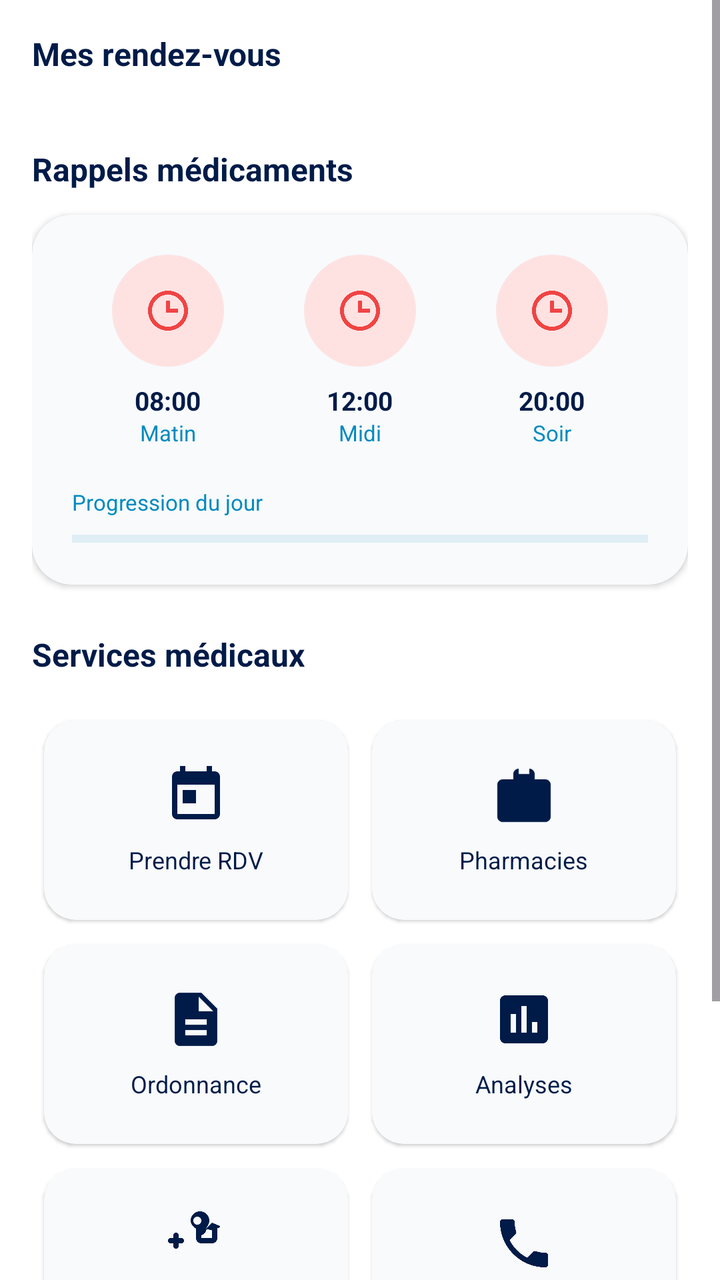
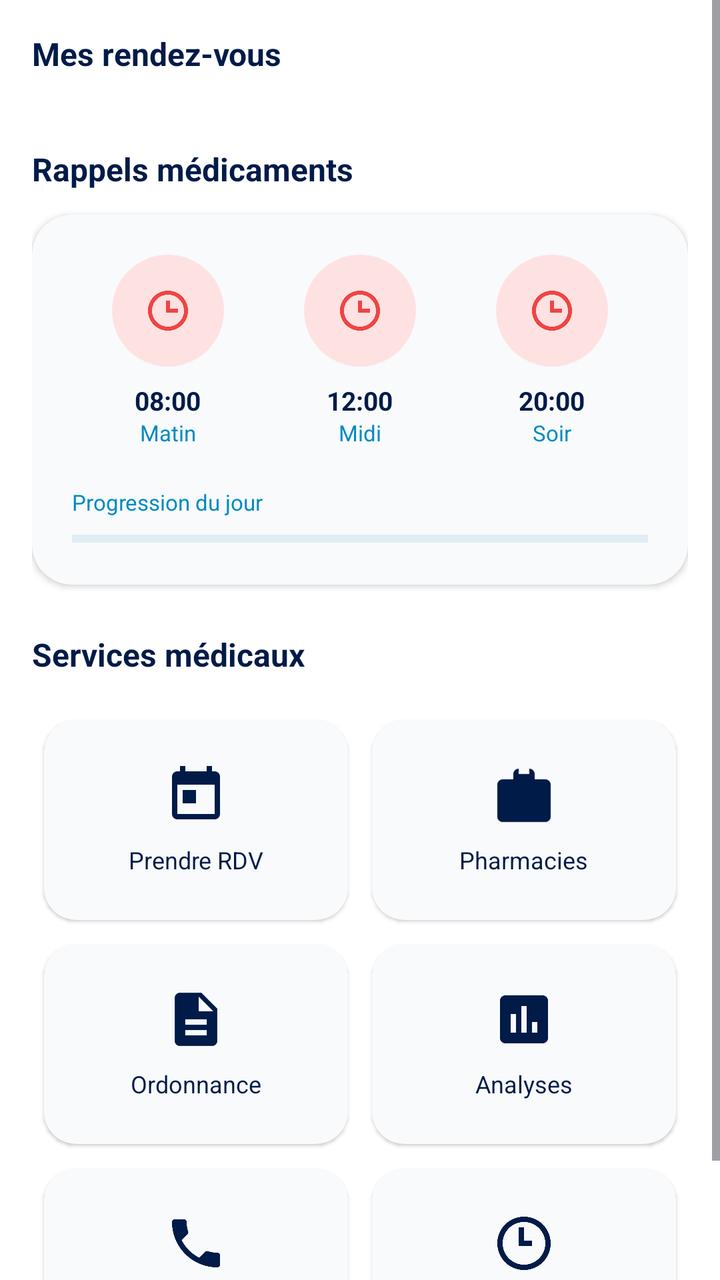

An Android layout rendered at two revisions. The XML below is the earlier revision; the diff shows what the commit changed to produce the second picture.
<!-- AndroidManifest.xml: application theme Theme.Se77a -->
<!-- res/layout/fragment_tracking.xml -->
<?xml version="1.0" encoding="utf-8"?>
<ScrollView xmlns:android="http://schemas.android.com/apk/res/android"
    xmlns:app="http://schemas.android.com/apk/res-auto"
    android:layout_width="match_parent"
    android:layout_height="match_parent"
    android:background="@color/white"
    android:fillViewport="true">

    <LinearLayout
        android:layout_width="match_parent"
        android:layout_height="wrap_content"
        android:orientation="vertical"
        android:padding="16dp">

        <TextView
            android:layout_width="wrap_content"
            android:layout_height="wrap_content"
            android:text="Mes rendez-vous"
            android:textSize="16sp"
            android:textStyle="bold"
            android:textColor="@color/blue_dark_1"
            android:layout_marginBottom="12dp"/>

        <androidx.recyclerview.widget.RecyclerView
            android:id="@+id/rv_next_appointments"
            android:layout_width="match_parent"
            android:layout_height="wrap_content"
            android:layout_marginBottom="24dp"
            android:clipToPadding="false"
            android:scrollbars="none" />

        <TextView
            android:layout_width="wrap_content"
            android:layout_height="wrap_content"
            android:text="Rappels médicaments"
            android:textSize="16sp"
            android:textStyle="bold"
            android:textColor="@color/blue_dark_1"
            android:layout_marginBottom="12dp"/>

        <androidx.cardview.widget.CardView
            android:id="@+id/card_medication_reminder"
            android:layout_width="match_parent"
            android:layout_height="wrap_content"
            android:layout_marginBottom="24dp"
            app:cardCornerRadius="20dp"
            app:cardElevation="2dp"
            app:cardBackgroundColor="#F8FAFC">

            <LinearLayout
                android:layout_width="match_parent"
                android:layout_height="wrap_content"
                android:orientation="vertical"
                android:padding="20dp">

                <LinearLayout
                    android:layout_width="match_parent"
                    android:layout_height="wrap_content"
                    android:orientation="horizontal"
                    android:gravity="center"
                    android:layout_marginBottom="20dp">

                    <LinearLayout
                        android:id="@+id/card_morning"
                        android:layout_width="0dp"
                        android:layout_height="wrap_content"
                        android:layout_weight="1"
                        android:orientation="vertical"
                        android:gravity="center"
                        android:clickable="true"
                        android:focusable="true"
                        android:background="?android:attr/selectableItemBackground">

                        <View
                            android:id="@+id/view_morning_indicator"
                            android:layout_width="56dp"
                            android:layout_height="56dp"
                            android:background="@drawable/bg_med_pending"/>

                        <TextView
                            android:id="@+id/tv_morning_time"
                            android:layout_width="wrap_content"
                            android:layout_height="wrap_content"
                            android:text="08:00"
                            android:textColor="@color/blue_dark_1"
                            android:textSize="13sp"
                            android:textStyle="bold"
                            android:layout_marginTop="8dp"/>

                        <TextView
                            android:layout_width="wrap_content"
                            android:layout_height="wrap_content"
                            android:text="Matin"
                            android:textColor="@color/blue_medium"
                            android:textSize="11sp"/>
                    </LinearLayout>

                    <LinearLayout
                        android:id="@+id/card_noon"
                        android:layout_width="0dp"
                        android:layout_height="wrap_content"
                        android:layout_weight="1"
                        android:orientation="vertical"
                        android:gravity="center"
                        android:clickable="true"
                        android:focusable="true"
                        android:background="?android:attr/selectableItemBackground">

                        <View
                            android:id="@+id/view_noon_indicator"
                            android:layout_width="56dp"
                            android:layout_height="56dp"
                            android:background="@drawable/bg_med_pending"/>

                        <TextView
                            android:id="@+id/tv_noon_time"
                            android:layout_width="wrap_content"
                            android:layout_height="wrap_content"
                            android:text="12:00"
                            android:textColor="@color/blue_dark_1"
                            android:textSize="13sp"
                            android:textStyle="bold"
                            android:layout_marginTop="8dp"/>

                        <TextView
                            android:layout_width="wrap_content"
                            android:layout_height="wrap_content"
                            android:text="Midi"
                            android:textColor="@color/blue_medium"
                            android:textSize="11sp"/>
                    </LinearLayout>

                    <LinearLayout
                        android:id="@+id/card_evening"
                        android:layout_width="0dp"
                        android:layout_height="wrap_content"
                        android:layout_weight="1"
                        android:orientation="vertical"
                        android:gravity="center"
                        android:clickable="true"
                        android:focusable="true"
                        android:background="?android:attr/selectableItemBackground">

                        <View
                            android:id="@+id/view_evening_indicator"
                            android:layout_width="56dp"
                            android:layout_height="56dp"
                            android:background="@drawable/bg_med_pending"/>

                        <TextView
                            android:id="@+id/tv_evening_time"
                            android:layout_width="wrap_content"
                            android:layout_height="wrap_content"
                            android:text="20:00"
                            android:textColor="@color/blue_dark_1"
                            android:textSize="13sp"
                            android:textStyle="bold"
                            android:layout_marginTop="8dp"/>

                        <TextView
                            android:layout_width="wrap_content"
                            android:layout_height="wrap_content"
                            android:text="Soir"
                            android:textColor="@color/blue_medium"
                            android:textSize="11sp"/>
                    </LinearLayout>
                </LinearLayout>

                <TextView
                    android:layout_width="wrap_content"
                    android:layout_height="wrap_content"
                    android:text="Progression du jour"
                    android:textColor="@color/blue_medium"
                    android:textSize="11sp"
                    android:layout_marginBottom="8dp"/>

                <ProgressBar
                    android:id="@+id/progress_medication"
                    style="?android:attr/progressBarStyleHorizontal"
                    android:layout_width="match_parent"
                    android:layout_height="6dp"
                    android:progress="0"
                    android:progressTint="@color/blue_medium"
                    android:progressBackgroundTint="@color/blue_light_1"/>
            </LinearLayout>
        </androidx.cardview.widget.CardView>

        <TextView
            android:layout_width="wrap_content"
            android:layout_height="wrap_content"
            android:text="Services médicaux"
            android:textSize="16sp"
            android:textStyle="bold"
            android:textColor="@color/blue_dark_1"
            android:layout_marginBottom="16dp"/>

        <GridLayout
            android:layout_width="match_parent"
            android:layout_height="wrap_content"
            android:columnCount="2">

            <androidx.cardview.widget.CardView
                android:id="@+id/card_appointment"
                android:layout_width="0dp"
                android:layout_height="100dp"
                android:layout_columnWeight="1"
                android:layout_gravity="fill_horizontal"
                android:layout_margin="6dp"
                app:cardCornerRadius="16dp"
                app:cardElevation="1dp"
                app:cardBackgroundColor="#F8FAFC">
                <LinearLayout
                    android:layout_width="match_parent"
                    android:layout_height="match_parent"
                    android:orientation="vertical"
                    android:gravity="center">
                    <ImageView
                        android:layout_width="32dp"
                        android:layout_height="32dp"
                        android:src="@drawable/ic_calendar"
                        app:tint="@color/blue_dark_1"
                        android:contentDescription="Prendre RDV"/>
                    <TextView
                        android:layout_width="wrap_content"
                        android:layout_height="wrap_content"
                        android:text="Prendre RDV"
                        android:textSize="12sp"
                        android:textColor="@color/blue_dark_1"
                        android:layout_marginTop="8dp"/>
                </LinearLayout>
            </androidx.cardview.widget.CardView>

            <androidx.cardview.widget.CardView
                android:id="@+id/card_map"
                android:layout_width="0dp"
                android:layout_height="100dp"
                android:layout_columnWeight="1"
                android:layout_gravity="fill_horizontal"
                android:layout_margin="6dp"
                app:cardCornerRadius="16dp"
                app:cardElevation="1dp"
                app:cardBackgroundColor="#F8FAFC">
                <LinearLayout
                    android:layout_width="match_parent"
                    android:layout_height="match_parent"
                    android:orientation="vertical"
                    android:gravity="center">
                    <ImageView
                        android:layout_width="32dp"
                        android:layout_height="32dp"
                        android:src="@drawable/ic_pharmacy"
                        app:tint="@color/blue_dark_1"
                        android:contentDescription="Pharmacies"/>
                    <TextView
                        android:layout_width="wrap_content"
                        android:layout_height="wrap_content"
                        android:text="Pharmacies"
                        android:textSize="12sp"
                        android:textColor="@color/blue_dark_1"
                        android:layout_marginTop="8dp"/>
                </LinearLayout>
            </androidx.cardview.widget.CardView>

            <androidx.cardview.widget.CardView
                android:id="@+id/card_prescription"
                android:layout_width="0dp"
                android:layout_height="100dp"
                android:layout_columnWeight="1"
                android:layout_gravity="fill_horizontal"
                android:layout_margin="6dp"
                app:cardCornerRadius="16dp"
                app:cardElevation="1dp"
                app:cardBackgroundColor="#F8FAFC">
                <LinearLayout
                    android:layout_width="match_parent"
                    android:layout_height="match_parent"
                    android:orientation="vertical"
                    android:gravity="center">
                    <ImageView
                        android:layout_width="32dp"
                        android:layout_height="32dp"
                        android:src="@drawable/ic_prescription"
                        app:tint="@color/blue_dark_1"
                        android:contentDescription="Ordonnance"/>
                    <TextView
                        android:layout_width="wrap_content"
                        android:layout_height="wrap_content"
                        android:text="Ordonnance"
                        android:textSize="12sp"
                        android:textColor="@color/blue_dark_1"
                        android:layout_marginTop="8dp"/>
                </LinearLayout>
            </androidx.cardview.widget.CardView>

            <androidx.cardview.widget.CardView
                android:id="@+id/card_results"
                android:layout_width="0dp"
                android:layout_height="100dp"
                android:layout_columnWeight="1"
                android:layout_gravity="fill_horizontal"
                android:layout_margin="6dp"
                app:cardCornerRadius="16dp"
                app:cardElevation="1dp"
                app:cardBackgroundColor="#F8FAFC">
                <LinearLayout
                    android:layout_width="match_parent"
                    android:layout_height="match_parent"
                    android:orientation="vertical"
                    android:gravity="center">
                    <ImageView
                        android:layout_width="32dp"
                        android:layout_height="32dp"
                        android:src="@drawable/ic_analysis"
                        app:tint="@color/blue_dark_1"
                        android:contentDescription="Analyses"/>
                    <TextView
                        android:layout_width="wrap_content"
                        android:layout_height="wrap_content"
                        android:text="Analyses"
                        android:textSize="12sp"
                        android:textColor="@color/blue_dark_1"
                        android:layout_marginTop="8dp"/>
                </LinearLayout>
            </androidx.cardview.widget.CardView>

            <androidx.cardview.widget.CardView
                android:id="@+id/card_medications"
                android:layout_width="0dp"
                android:layout_height="100dp"
                android:layout_columnWeight="1"
                android:layout_gravity="fill_horizontal"
                android:layout_margin="6dp"
                app:cardCornerRadius="16dp"
                app:cardElevation="1dp"
                app:cardBackgroundColor="#F8FAFC">
                <LinearLayout
                    android:layout_width="match_parent"
                    android:layout_height="match_parent"
                    android:orientation="vertical"
                    android:gravity="center">
                    <ImageView
                        android:layout_width="32dp"
                        android:layout_height="32dp"
                        android:src="@drawable/ic_medication"
                        app:tint="@color/blue_dark_1"
                        android:contentDescription="Médicaments"/>
                    <TextView
                        android:layout_width="wrap_content"
                        android:layout_height="wrap_content"
                        android:text="Médicaments"
                        android:textSize="12sp"
                        android:textColor="@color/blue_dark_1"
                        android:layout_marginTop="8dp"/>
                </LinearLayout>
            </androidx.cardview.widget.CardView>

            <androidx.cardview.widget.CardView
                android:id="@+id/card_call"
                android:layout_width="0dp"
                android:layout_height="100dp"
                android:layout_columnWeight="1"
                android:layout_gravity="fill_horizontal"
                android:layout_margin="6dp"
                app:cardCornerRadius="16dp"
                app:cardElevation="1dp"
                app:cardBackgroundColor="#F8FAFC">
                <LinearLayout
                    android:layout_width="match_parent"
                    android:layout_height="match_parent"
                    android:orientation="vertical"
                    android:gravity="center">
                    <ImageView
                        android:layout_width="32dp"
                        android:layout_height="32dp"
                        android:src="@drawable/ic_call"
                        app:tint="@color/blue_dark_1"
                        android:contentDescription="Appeler"/>
                    <TextView
                        android:layout_width="wrap_content"
                        android:layout_height="wrap_content"
                        android:text="Appeler"
                        android:textSize="12sp"
                        android:textColor="@color/blue_dark_1"
                        android:layout_marginTop="8dp"/>
                </LinearLayout>
            </androidx.cardview.widget.CardView>

            <androidx.cardview.widget.CardView
                android:id="@+id/card_history"
                android:layout_width="0dp"
                android:layout_height="100dp"
                android:layout_columnWeight="1"
                android:layout_gravity="fill_horizontal"
                android:layout_margin="6dp"
                app:cardCornerRadius="16dp"
                app:cardElevation="1dp"
                app:cardBackgroundColor="#F8FAFC">
                <LinearLayout
                    android:layout_width="match_parent"
                    android:layout_height="match_parent"
                    android:orientation="vertical"
                    android:gravity="center">
                    <ImageView
                        android:layout_width="32dp"
                        android:layout_height="32dp"
                        android:src="@drawable/ic_history"
                        app:tint="@color/blue_dark_1"
                        android:contentDescription="Historique"/>
                    <TextView
                        android:layout_width="wrap_content"
                        android:layout_height="wrap_content"
                        android:text="Historique"
                        android:textSize="12sp"
                        android:textColor="@color/blue_dark_1"
                        android:layout_marginTop="8dp"/>
                </LinearLayout>
            </androidx.cardview.widget.CardView>

            <androidx.cardview.widget.CardView
                android:id="@+id/card_notifications"
                android:layout_width="0dp"
                android:layout_height="100dp"
                android:layout_columnWeight="1"
                android:layout_gravity="fill_horizontal"
                android:layout_margin="6dp"
                app:cardCornerRadius="16dp"
                app:cardElevation="1dp"
                app:cardBackgroundColor="#F8FAFC">
                <LinearLayout
                    android:layout_width="match_parent"
                    android:layout_height="match_parent"
                    android:orientation="vertical"
                    android:gravity="center">
                    <ImageView
                        android:layout_width="32dp"
                        android:layout_height="32dp"
                        android:src="@drawable/ic_notification"
                        app:tint="@color/blue_dark_1"
                        android:contentDescription="Rappels"/>
                    <TextView
                        android:layout_width="wrap_content"
                        android:layout_height="wrap_content"
                        android:text="Rappels"
                        android:textSize="12sp"
                        android:textColor="@color/blue_dark_1"
                        android:layout_marginTop="8dp"/>
                </LinearLayout>
            </androidx.cardview.widget.CardView>

        </GridLayout>

    </LinearLayout>
</ScrollView>
<!-- resources referenced by this layout -->
<resources>
  <color name="blue_dark_1">#001B48</color>
  <color name="blue_light_1">#97CADB</color>
  <color name="blue_medium">#018ABE</color>
  <color name="white">#FFFFFFFF</color>
  <!-- drawable bg_med_pending (drawable) -->
  <?xml version="1.0" encoding="utf-8"?>
  <layer-list xmlns:android="http://schemas.android.com/apk/res/android">
      <item>
          <shape android:shape="oval">
              <solid android:color="#FEE2E2"/>
              <size android:width="56dp" android:height="56dp"/>
          </shape>
      </item>
      <item android:drawable="@drawable/ic_pending" android:gravity="center"/>
  </layer-list>
  <!-- drawable ic_analysis (drawable) -->
  <vector xmlns:android="http://schemas.android.com/apk/res/android"
      android:width="24dp"
      android:height="24dp"
      android:viewportWidth="24"
      android:viewportHeight="24">
      <path
          android:fillColor="#001B48"
          android:pathData="M19,3H5c-1.1,0 -2,0.9 -2,2v14c0,1.1 0.9,2 2,2h14c1.1,0 2,-0.9 2,-2V5c0,-1.1 -0.9,-2 -2,-2zM9,17H7v-7h2v7zM13,17h-2V7h2v10zM17,17h-2v-4h2v4z"/>
  </vector>
  <!-- drawable ic_calendar (drawable) -->
  <vector xmlns:android="http://schemas.android.com/apk/res/android"
      android:width="24dp"
      android:height="24dp"
      android:viewportWidth="24"
      android:viewportHeight="24">
      <path
          android:fillColor="#001B48"
          android:pathData="M19,3h-1V1h-2v2H8V1H6v2H5c-1.1,0 -2,0.9 -2,2v14c0,1.1 0.9,2 2,2h14c1.1,0 2,-0.9 2,-2V5c0,-1.1 -0.9,-2 -2,-2zM19,19H5V8h14v11zM7,10h5v5H7z"/>
  </vector>
  <!-- drawable ic_medication (drawable) -->
  <vector xmlns:android="http://schemas.android.com/apk/res/android"
      android:width="24dp"
      android:height="24dp"
      android:viewportWidth="24"
      android:viewportHeight="24">
      <path
          android:fillColor="#001B48"
          android:pathData="M6.5,10h-1v-1c0,-0.55 -0.45,-1 -1,-1s-1,0.45 -1,1v1h-1c-0.55,0 -1,0.45 -1,1s0.45,1 1,1h1v1c0,0.55 0.45,1 1,1s1,-0.45 1,-1v-1h1c0.55,0 1,-0.45 1,-1s-0.45,-1 -1,-1zM18,4.26l-2.27,2.27C16.17,5.73 17,4.65 17,3.5c0,-1.93 -1.57,-3.5 -3.5,-3.5S10,1.57 10,3.5c0,1.15 0.83,2.23 2,2.96V10c0,1.1 0.9,2 2,2h4c1.1,0 2,-0.9 2,-2V6.16C20.42,6.43 21,6.04 21,5.5zM12.5,2c0.83,0 1.5,0.67 1.5,1.5S13.33,5 12.5,5 11,4.33 11,3.5 11.67,2 12.5,2zM18,10h-4V8.97c1.04,-0.28 1.8,-1.23 1.96,-2.33L18,7.11V10z"/>
  </vector>
  <!-- drawable ic_notification (drawable) -->
  <vector xmlns:android="http://schemas.android.com/apk/res/android"
      android:width="24dp"
      android:height="24dp"
      android:viewportWidth="24"
      android:viewportHeight="24">
      <path
          android:fillColor="#001B48"
          android:pathData="M12,22c1.1,0 2,-0.9 2,-2h-4c0,1.1 0.9,2 2,2zM18,16v-5c0,-3.07 -1.63,-5.64 -4.5,-6.32L13.5,4c0,-0.83 -0.67,-1.5 -1.5,-1.5s-1.5,0.67 -1.5,1.5v0.68C7.64,5.36 6,7.92 6,11v5l-2,2v1h16v-1l-2,-2z"/>
  </vector>
  <!-- drawable ic_prescription (drawable) -->
  <vector xmlns:android="http://schemas.android.com/apk/res/android"
      android:width="24dp"
      android:height="24dp"
      android:viewportWidth="24"
      android:viewportHeight="24">
      <path
          android:fillColor="#001B48"
          android:pathData="M14,2H6c-1.1,0 -2,0.9 -2,2v16c0,1.1 0.9,2 2,2h12c1.1,0 2,-0.9 2,-2V8l-6,-6zM16,18H8v-2h8v2zM16,14H8v-2h8v2zM13,9V3.5L18.5,9H13z"/>
  </vector>
  <style name="Theme.Se77a" parent="Base.Theme.Se77a" />
  <!-- drawable ic_pending (drawable) -->
  <vector xmlns:android="http://schemas.android.com/apk/res/android"
      android:width="24dp"
      android:height="24dp"
      android:viewportWidth="24"
      android:viewportHeight="24">
      <path
          android:fillColor="#EF4444"
          android:pathData="M12,2C6.48,2 2,6.48 2,12s4.48,10 10,10 10,-4.48 10,-10S17.52,2 12,2zM12,20c-4.41,0 -8,-3.59 -8,-8s3.59,-8 8,-8 8,3.59 8,8 -3.59,8 -8,8zM13,7h-2v6h6v-2h-4z"/>
  </vector>
  <style name="Base.Theme.Se77a" parent="Theme.Material3.DayNight.NoActionBar">
          
          
      </style>
  <!-- unchanged entries left out for length: 3 -->
</resources>

<!-- the commit's change to res/layout/fragment_tracking.xml (unified diff, before → after) -->
@@ -324,37 +324,6 @@
             </androidx.cardview.widget.CardView>
 
             <androidx.cardview.widget.CardView
-                android:id="@+id/card_medications"
-                android:layout_width="0dp"
-                android:layout_height="100dp"
-                android:layout_columnWeight="1"
-                android:layout_gravity="fill_horizontal"
-                android:layout_margin="6dp"
-                app:cardCornerRadius="16dp"
-                app:cardElevation="1dp"
-                app:cardBackgroundColor="#F8FAFC">
-                <LinearLayout
-                    android:layout_width="match_parent"
-                    android:layout_height="match_parent"
-                    android:orientation="vertical"
-                    android:gravity="center">
-                    <ImageView
-                        android:layout_width="32dp"
-                        android:layout_height="32dp"
-                        android:src="@drawable/ic_medication"
-                        app:tint="@color/blue_dark_1"
-                        android:contentDescription="Médicaments"/>
-                    <TextView
-                        android:layout_width="wrap_content"
-                        android:layout_height="wrap_content"
-                        android:text="Médicaments"
-                        android:textSize="12sp"
-                        android:textColor="@color/blue_dark_1"
-                        android:layout_marginTop="8dp"/>
-                </LinearLayout>
-            </androidx.cardview.widget.CardView>
-
-            <androidx.cardview.widget.CardView
                 android:id="@+id/card_call"
                 android:layout_width="0dp"
                 android:layout_height="100dp"
@@ -410,37 +379,6 @@
                         android:layout_width="wrap_content"
                         android:layout_height="wrap_content"
                         android:text="Historique"
-                        android:textSize="12sp"
-                        android:textColor="@color/blue_dark_1"
-                        android:layout_marginTop="8dp"/>
-                </LinearLayout>
-            </androidx.cardview.widget.CardView>
-
-            <androidx.cardview.widget.CardView
-                android:id="@+id/card_notifications"
-                android:layout_width="0dp"
-                android:layout_height="100dp"
-                android:layout_columnWeight="1"
-                android:layout_gravity="fill_horizontal"
-                android:layout_margin="6dp"
-                app:cardCornerRadius="16dp"
-                app:cardElevation="1dp"
-                app:cardBackgroundColor="#F8FAFC">
-                <LinearLayout
-                    android:layout_width="match_parent"
-                    android:layout_height="match_parent"
-                    android:orientation="vertical"
-                    android:gravity="center">
-                    <ImageView
-                        android:layout_width="32dp"
-                        android:layout_height="32dp"
-                        android:src="@drawable/ic_notification"
-                        app:tint="@color/blue_dark_1"
-                        android:contentDescription="Rappels"/>
-                    <TextView
-                        android:layout_width="wrap_content"
-                        android:layout_height="wrap_content"
-                        android:text="Rappels"
                         android:textSize="12sp"
                         android:textColor="@color/blue_dark_1"
                         android:layout_marginTop="8dp"/>
<!-- resource entries referenced after the edit -->
@@ -35,26 +35,6 @@
           android:fillColor="#001B48"
           android:pathData="M19,3h-1V1h-2v2H8V1H6v2H5c-1.1,0 -2,0.9 -2,2v14c0,1.1 0.9,2 2,2h14c1.1,0 2,-0.9 2,-2V5c0,-1.1 -0.9,-2 -2,-2zM19,19H5V8h14v11zM7,10h5v5H7z"/>
   </vector>
-  <!-- drawable ic_medication (drawable) -->
-  <vector xmlns:android="http://schemas.android.com/apk/res/android"
-      android:width="24dp"
-      android:height="24dp"
-      android:viewportWidth="24"
-      android:viewportHeight="24">
-      <path
-          android:fillColor="#001B48"
-          android:pathData="M6.5,10h-1v-1c0,-0.55 -0.45,-1 -1,-1s-1,0.45 -1,1v1h-1c-0.55,0 -1,0.45 -1,1s0.45,1 1,1h1v1c0,0.55 0.45,1 1,1s1,-0.45 1,-1v-1h1c0.55,0 1,-0.45 1,-1s-0.45,-1 -1,-1zM18,4.26l-2.27,2.27C16.17,5.73 17,4.65 17,3.5c0,-1.93 -1.57,-3.5 -3.5,-3.5S10,1.57 10,3.5c0,1.15 0.83,2.23 2,2.96V10c0,1.1 0.9,2 2,2h4c1.1,0 2,-0.9 2,-2V6.16C20.42,6.43 21,6.04 21,5.5zM12.5,2c0.83,0 1.5,0.67 1.5,1.5S13.33,5 12.5,5 11,4.33 11,3.5 11.67,2 12.5,2zM18,10h-4V8.97c1.04,-0.28 1.8,-1.23 1.96,-2.33L18,7.11V10z"/>
-  </vector>
-  <!-- drawable ic_notification (drawable) -->
-  <vector xmlns:android="http://schemas.android.com/apk/res/android"
-      android:width="24dp"
-      android:height="24dp"
-      android:viewportWidth="24"
-      android:viewportHeight="24">
-      <path
-          android:fillColor="#001B48"
-          android:pathData="M12,22c1.1,0 2,-0.9 2,-2h-4c0,1.1 0.9,2 2,2zM18,16v-5c0,-3.07 -1.63,-5.64 -4.5,-6.32L13.5,4c0,-0.83 -0.67,-1.5 -1.5,-1.5s-1.5,0.67 -1.5,1.5v0.68C7.64,5.36 6,7.92 6,11v5l-2,2v1h16v-1l-2,-2z"/>
-  </vector>
   <!-- drawable ic_prescription (drawable) -->
   <vector xmlns:android="http://schemas.android.com/apk/res/android"
       android:width="24dp"
